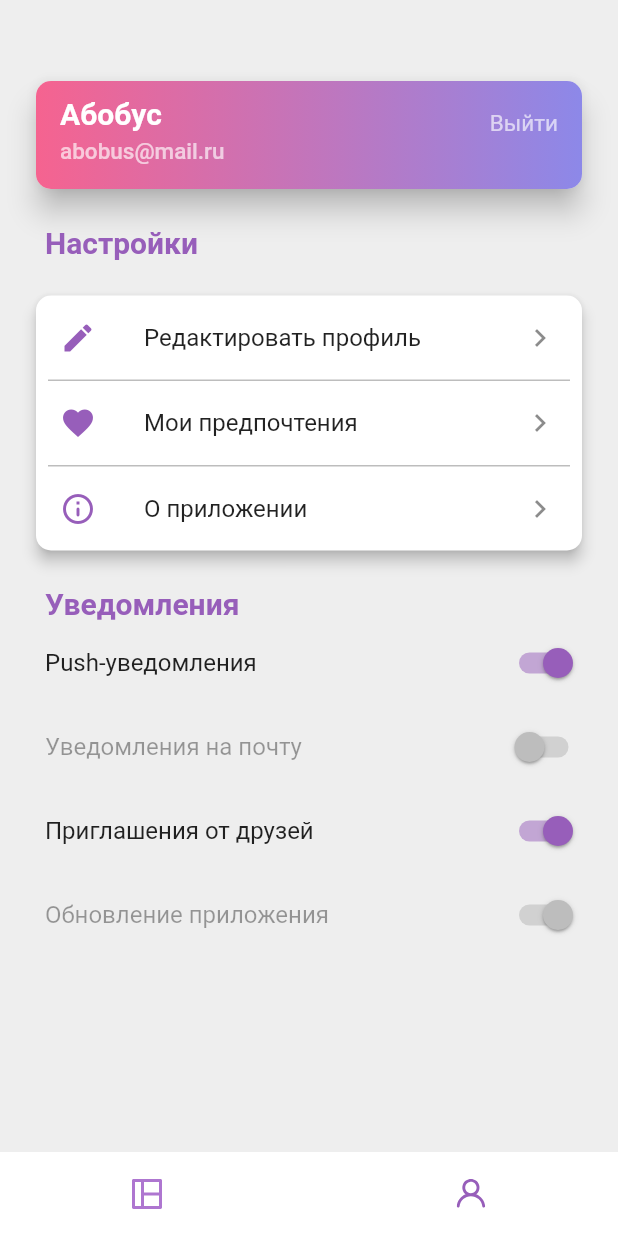
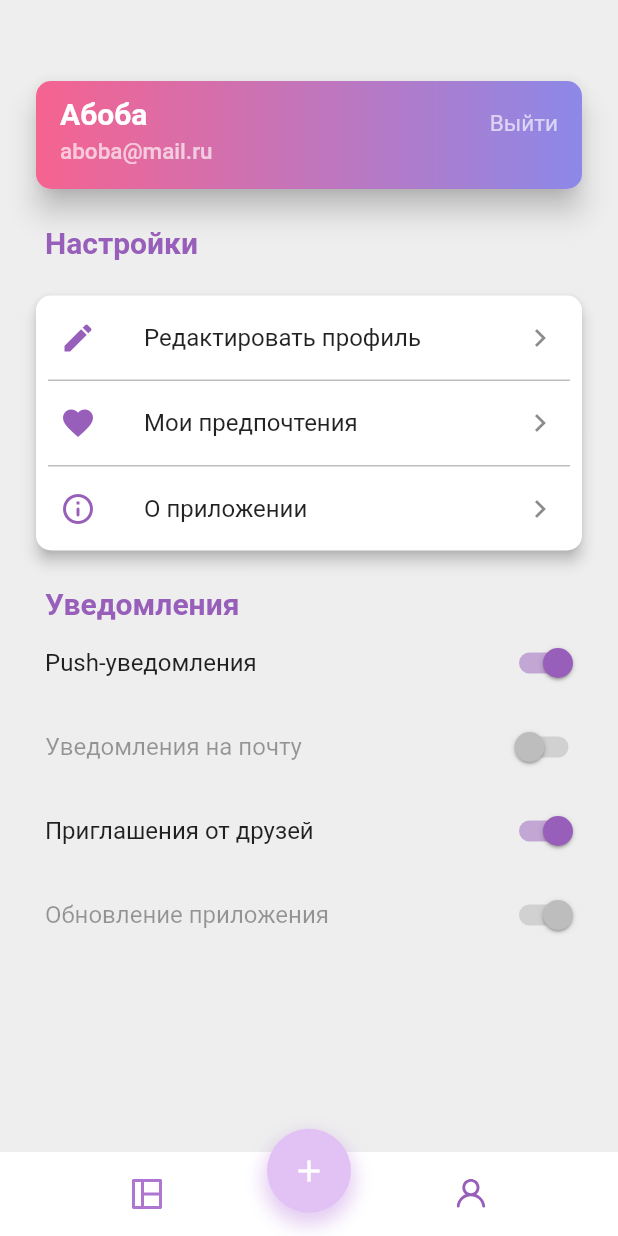
Before and after one commit to Dusheba/events_planning_front, a Flutter app: the ProfilePage screen opened directly, on a phone screen of 412 x 824 dp. Run offline on Flutter 3.47's test engine with Material 2 defaults, Android fonts, the phone set to English and light mode, and no system bars; our stand-ins replace auto_animated, auto_size_text, flutter_bloc, flutter_svg, get_storage, lottie and 3 more; missing offline and left inert: day_night_time_picker, flutter_color; accounts and stored records are empty; network calls fail; project files that could hold a hidden picture were left out.

Commit message:
search and profile pages were done!!!!!!!! hooray

```diff
--- a/lib/presentation/pages/profile_page.dart
+++ b/lib/presentation/pages/profile_page.dart
@@ -1,19 +1,22 @@
+import 'package:events_planning/data/client.dart';
 import 'package:events_planning/presentation/routes/routes.dart';
 import 'package:events_planning/presentation/utils/utils.dart';
 import 'package:events_planning/presentation/widgets/widgets.dart';
 import 'package:flutter/material.dart';
+import 'package:shared_preferences/shared_preferences.dart';
 
 class ProfilePage extends StatefulWidget {
-
-
   @override
   _ProfilePageState createState() => _ProfilePageState();
 }
 
 class _ProfilePageState extends State<ProfilePage> {
   late bool _dark;
+  int _currentBody = 1;
+  int? currentClientId;
+  String clientName = "Абоба";
+  String clientEmail = "aboba@mail.ru";
 
-  int _currentBody = 1;
   _onItemTapped(int index) {
     setState(() {
       _currentBody = index;
@@ -23,12 +26,26 @@ class _ProfilePageState extends State<ProfilePage> {
   @override
   void initState() {
     super.initState();
+    init();
     _dark = false;
+  }
+
+  Future init() async {
+    SharedPreferences preferences = await SharedPreferences.getInstance();
+    currentClientId = preferences.getInt('currentId')!;
+    final client = await Client.fetchClient(currentClientId!);
+    setState(() {
+      clientName = client!.name;
+      clientEmail = client.email;
+    });
+    // clientName = client!.name;
+    // clientEmail = client.email;
   }
 
   Brightness _getBrightness() {
     return _dark ? Brightness.dark : Brightness.light;
   }
+
   void onChange(int i) {
     //Заглушка для bottom_nav_bar
     print(i);
@@ -41,22 +58,27 @@ class _ProfilePageState extends State<ProfilePage> {
         brightness: _getBrightness(),
       ),
       child: Scaffold(
-        bottomNavigationBar: BottomNavBar( selectedIndex: _currentBody,
-          onItemTapped: _onItemTapped,),
+        floatingActionButton: Container(
+          margin: EdgeInsets.only(top: 25),
+          height: 56,
+          width: 56,
+          decoration: BoxDecoration(
+            shape: BoxShape.circle,
+            color: AppTheme.bottomNavigationPurple,
+            boxShadow: AppTheme.getShadow(AppTheme.darkBorderPurple),
+          ),
+          child: ClipRRect(
+            borderRadius: BorderRadius.circular(56),
+            child: Icon(Icons.add, color: Colors.white)
+                .addRipple(onTap: () => Helper.showBottomSheet(context)),
+          ),
+        ),
+        floatingActionButtonLocation: FloatingActionButtonLocation.centerDocked,
+        bottomNavigationBar: BottomNavBar(
+          selectedIndex: _currentBody,
+          onItemTapped: _onItemTapped,
+        ),
         backgroundColor: _dark ? null : Colors.grey.shade200,
-        // appBar: AppBar(
-        //   elevation: 0,
-        //   brightness: _getBrightness(),
-        //   automaticallyImplyLeading: false,
-        //   backgroundColor: Colors.transparent,
-        //   title: Padding(
-        //     padding: const EdgeInsets.symmetric(horizontal: 10),
-        //     child: const Text(
-        //       '',
-        //       style: AppTheme.mainPageHeadline,
-        //     ),
-        //   ),
-        // ),
         body: Stack(
           fit: StackFit.expand,
           children: <Widget>[
@@ -67,9 +89,9 @@ class _ProfilePageState extends State<ProfilePage> {
                 children: <Widget>[
                   Container(
                     margin: EdgeInsets.only(top: 50),
-                    height:80,
+                    height: 80,
                     child: Card(
-                      elevation:8.0,
+                      elevation: 8.0,
                       shape: RoundedRectangleBorder(
                           borderRadius: BorderRadius.circular(10.0)),
                       child: Container(
@@ -78,16 +100,13 @@ class _ProfilePageState extends State<ProfilePage> {
                           borderRadius: BorderRadius.circular(10.0),
                         ),
                         child: ListTile(
-                          onTap: () {
-                            //open edit profile
-                          },
                           leading: Container(
                             padding: EdgeInsets.fromLTRB(0, 10, 110, 0),
                             child: Column(
                               crossAxisAlignment: CrossAxisAlignment.start,
-                              children: const [
+                              children: [
                                 Text(
-                                  "Абобус",
+                                  clientName,
                                   style: TextStyle(
                                     color: Colors.white,
                                     fontWeight: FontWeight.w700,
@@ -96,8 +115,8 @@ class _ProfilePageState extends State<ProfilePage> {
                                 ),
                                 const SizedBox(height: 5.0),
                                 Text(
-                                  "abobus@mail.ru",
-                                  style: TextStyle(
+                                  clientEmail,
+                                  style: const TextStyle(
                                     color: AppTheme.valueEventColor,
                                     fontWeight: FontWeight.w500,
                                     fontSize: 15,
@@ -106,23 +125,20 @@ class _ProfilePageState extends State<ProfilePage> {
                               ],
                             ),
                           ),
-                          // leading: CircleAvatar(
-                          //   backgroundImage: NetworkImage(Resources.on_board_2),
-                          // ),
-                          trailing: Text(
+                          trailing: const Text(
                             "Выйти",
                             style: AppTheme.valueEventText,
+                          ).addRipple(
+                            onTap: () =>
+                                Navigator.pushNamed(context, PagePath.welcome),
                           ),
                         ),
-                      )
+                      ),
                     ),
                   ),
-                  Padding(
-                    padding: const EdgeInsets.fromLTRB(10,20,0,0),
-                    child: const Text(
-                        "Настройки",
-                        style: AppTheme.mainPageHeadline
-                    ),
+                  const Padding(
+                    padding: EdgeInsets.fromLTRB(10, 20, 0, 0),
+                    child: Text("Настройки", style: AppTheme.mainPageHeadline),
                   ),
                   const SizedBox(height: 20.0),
                   Card(
@@ -133,13 +149,16 @@ class _ProfilePageState extends State<ProfilePage> {
                     child: Column(
                       children: <Widget>[
                         ListTile(
-                          leading: Icon(
+                          leading: const Icon(
                             Icons.edit,
                             color: AppTheme.boldColorFont,
                           ),
                           title: Text("Редактировать профиль"),
                           trailing: Icon(Icons.keyboard_arrow_right),
-                          onTap: () {Navigator.pushReplacementNamed(context, PagePath.editProfile);},
+                          onTap: () {
+                            Navigator.pushReplacementNamed(
+                                context, PagePath.editProfile);
+                          },
                         ),
                         _buildDivider(),
                         ListTile(
@@ -170,14 +189,12 @@ class _ProfilePageState extends State<ProfilePage> {
                   ),
                   const SizedBox(height: 20.0),
                   Padding(
-                    padding: const EdgeInsets.fromLTRB(10,0,0,0),
-                    child: Text(
-                      "Уведомления",
-                      style: AppTheme.mainPageHeadline
-                    ),
+                    padding: const EdgeInsets.fromLTRB(10, 0, 0, 0),
+                    child:
+                        Text("Уведомления", style: AppTheme.mainPageHeadline),
                   ),
                   Padding(
-                    padding: const EdgeInsets.fromLTRB(10,0,0,0),
+                    padding: const EdgeInsets.fromLTRB(10, 0, 0, 0),
                     child: SwitchListTile(
                       activeColor: AppTheme.boldColorFont,
                       contentPadding: const EdgeInsets.all(0),
@@ -187,7 +204,7 @@ class _ProfilePageState extends State<ProfilePage> {
                     ),
                   ),
                   Padding(
-                    padding: const EdgeInsets.fromLTRB(10,0,0,0),
+                    padding: const EdgeInsets.fromLTRB(10, 0, 0, 0),
                     child: SwitchListTile(
                       activeColor: AppTheme.boldColorFont,
                       contentPadding: const EdgeInsets.all(0),
@@ -197,7 +214,7 @@ class _ProfilePageState extends State<ProfilePage> {
                     ),
                   ),
                   Padding(
-                    padding: const EdgeInsets.fromLTRB(10,0,0,0),
+                    padding: const EdgeInsets.fromLTRB(10, 0, 0, 0),
                     child: SwitchListTile(
                       activeColor: AppTheme.boldColorFont,
                       contentPadding: const EdgeInsets.all(0),
@@ -207,7 +224,7 @@ class _ProfilePageState extends State<ProfilePage> {
                     ),
                   ),
                   Padding(
-                    padding: const EdgeInsets.fromLTRB(10,0,0,0),
+                    padding: const EdgeInsets.fromLTRB(10, 0, 0, 0),
                     child: SwitchListTile(
                       activeColor: AppTheme.boldColorFont,
                       contentPadding: const EdgeInsets.all(0),
@@ -220,32 +237,6 @@ class _ProfilePageState extends State<ProfilePage> {
                 ],
               ),
             ),
-            // Positioned(
-            //   bottom: -20,
-            //   left: -20,
-            //   child: Container(
-            //     width: 80,
-            //     height: 80,
-            //     alignment: Alignment.center,
-            //     decoration: BoxDecoration(
-            //       color: AppTheme.boldColorFont,
-            //       shape: BoxShape.circle,
-            //     ),
-            //   ),
-            // ),
-            // Positioned(
-            //   bottom: 00,
-            //   left: 00,
-            //   child: IconButton(
-            //     icon: Icon(
-            //       Icons.settings_outlined,
-            //       color: Colors.white,
-            //     ),
-            //     onPressed: () {
-            //       //log out
-            //     },
-            //   ),
-            // )
           ],
         ),
       ),
--- a/lib/presentation/pages/search_page.dart
+++ b/lib/presentation/pages/search_page.dart
@@ -1,4 +1,5 @@
 import 'dart:async';
+
 import 'package:auto_animated/auto_animated.dart';
 import 'package:events_planning/data/entities.dart';
 import 'package:events_planning/presentation/utils/utils.dart';
@@ -18,15 +19,9 @@ class SearchPageState extends State<SearchPage> {
   Timer? debouncer;
   int? currentClientId;
 
-  // Future searchClient() async{
-  //   SharedPreferences preferences = await SharedPreferences.getInstance();
-  //   currentClientId = preferences.getInt('currentId')!;
-  // }
-
   @override
   void initState() {
     super.initState();
-    // searchClient();
     init();
   }
 
@@ -61,11 +56,10 @@ class SearchPageState extends State<SearchPage> {
           children: <Widget>[
             buildSearch(),
             Padding(
-            padding: const EdgeInsets.fromLTRB(15,0,200,0),
-            child:
-            Text('Найдено событий',
+                padding: const EdgeInsets.fromLTRB(15, 0, 200, 0),
+                child: Text(
+                  'Найдено событий',
                   style: AppTheme.mainPageSmallHeadline,
-
                 )),
             Expanded(
               child: LiveList.options(
@@ -74,7 +68,10 @@ class SearchPageState extends State<SearchPage> {
                 itemCount: events.length,
                 itemBuilder: (context, index, animation) {
                   final event = events[index];
-              return EventItemWidget(event: event, category: event.category, animation: animation);
+                  return EventItemWidget(
+                      event: event,
+                      category: event.category,
+                      animation: animation);
                 },
               ),
             ),
@@ -89,7 +86,7 @@ class SearchPageState extends State<SearchPage> {
       );
 
   Future searchEvent(String query) async => debounce(() async {
-    final events = await Event.fetchEventByTitle(query, 1);
+        final events = await Event.fetchEventByTitle(query, currentClientId!);
 
         if (!mounted) return;
 
```
Lines whose indentation alone changed are shown as unchanged.
